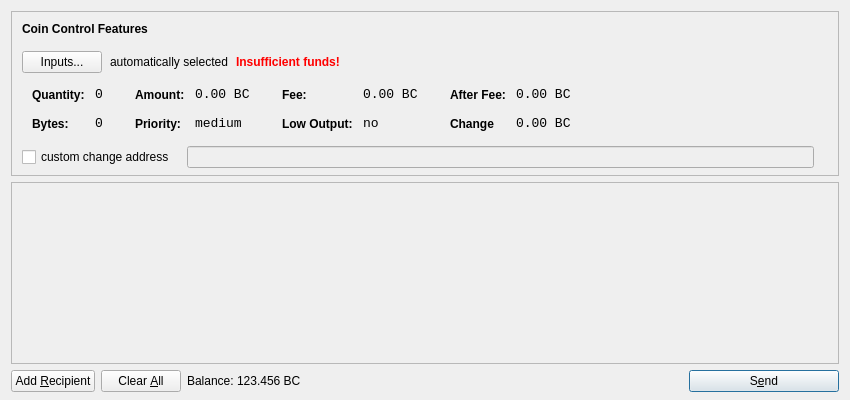
Above: src/qt/forms/sendcoinsdialog.ui from Azotroph/sequencecoin before the change. Below: the same form after it.
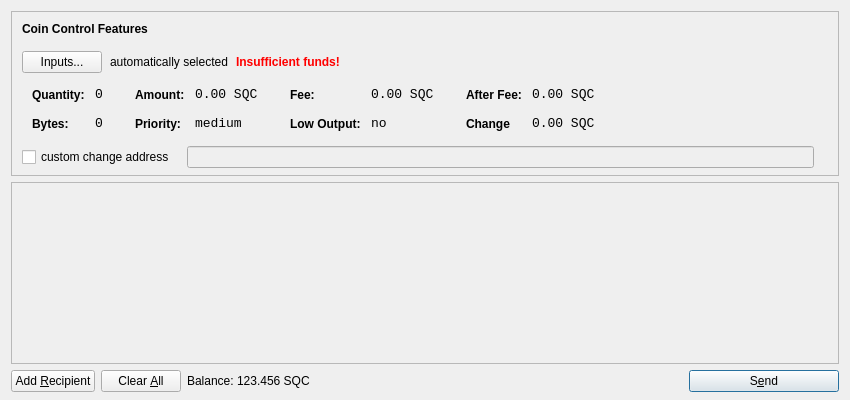
That is the form after the change. Icons and pictures are not drawn.

What changed in the file:
```diff
--- a/src/qt/forms/sendcoinsdialog.ui
+++ b/src/qt/forms/sendcoinsdialog.ui
@@ -321,7 +321,7 @@
                   <enum>Qt::ActionsContextMenu</enum>
                  </property>
                  <property name="text">
-                  <string>0.00 BC</string>
+                  <string>0.00 SQC</string>
                  </property>
                  <property name="textInteractionFlags">
                   <set>Qt::LinksAccessibleByMouse|Qt::TextSelectableByKeyboard|Qt::TextSelectableByMouse</set>
@@ -407,7 +407,7 @@
                   <enum>Qt::ActionsContextMenu</enum>
                  </property>
                  <property name="text">
-                  <string>0.00 BC</string>
+                  <string>0.00 SQC</string>
                  </property>
                  <property name="textInteractionFlags">
                   <set>Qt::LinksAccessibleByMouse|Qt::TextSelectableByKeyboard|Qt::TextSelectableByMouse</set>
@@ -493,7 +493,7 @@
                   <enum>Qt::ActionsContextMenu</enum>
                  </property>
                  <property name="text">
-                  <string>0.00 BC</string>
+                  <string>0.00 SQC</string>
                  </property>
                  <property name="textInteractionFlags">
                   <set>Qt::LinksAccessibleByMouse|Qt::TextSelectableByKeyboard|Qt::TextSelectableByMouse</set>
@@ -525,7 +525,7 @@
                   <enum>Qt::ActionsContextMenu</enum>
                  </property>
                  <property name="text">
-                  <string>0.00 BC</string>
+                  <string>0.00 SQC</string>
                  </property>
                  <property name="textInteractionFlags">
                   <set>Qt::LinksAccessibleByMouse|Qt::TextSelectableByKeyboard|Qt::TextSelectableByMouse</set>
@@ -732,7 +732,7 @@
           <cursorShape>IBeamCursor</cursorShape>
          </property>
          <property name="text">
-          <string>123.456 BC</string>
+          <string>123.456 SQC</string>
          </property>
          <property name="textInteractionFlags">
           <set>Qt::LinksAccessibleByMouse|Qt::TextSelectableByKeyboard|Qt::TextSelectableByMouse</set>
```
